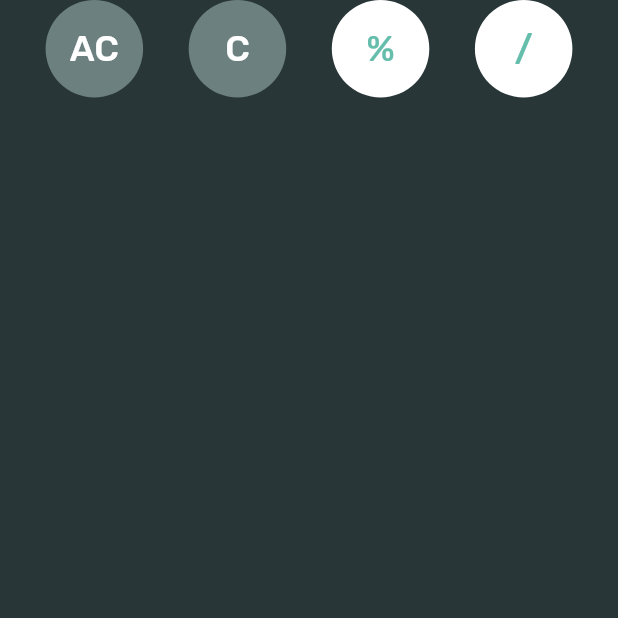
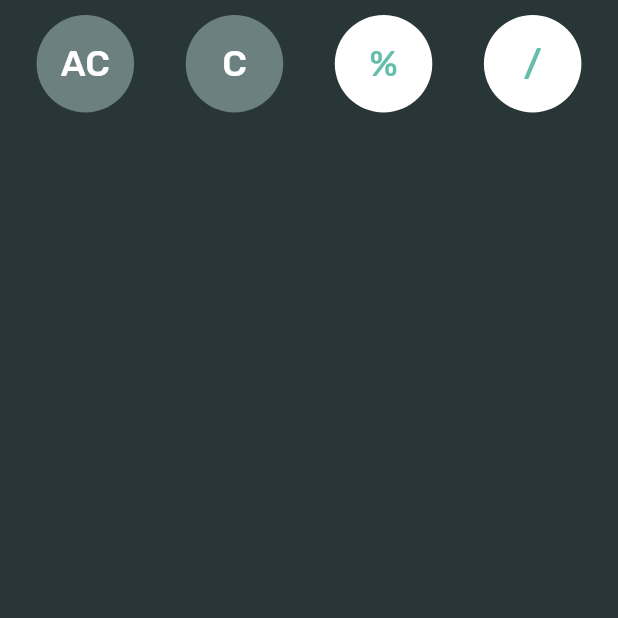
Before and after one commit to octoi/flutter-calculator, a Flutter app: the screen it shows after launch, on a phone screen of 412 x 824 dp, the top half of it. Run offline on Flutter 3.47's test engine with Material 2 defaults, Android fonts, the phone set to English and light mode, and no system bars; our stand-ins replace google_fonts.

Commit message:
wrapped in container and margin

```diff
--- a/lib/widgets/CalcButton.dart
+++ b/lib/widgets/CalcButton.dart
@@ -17,7 +17,8 @@ class CalcButton extends StatelessWidget {
 
   @override
   Widget build(BuildContext context) {
-    return SizedBox(
+    return Container(
+      margin: EdgeInsets.all(10.0),
       width: 65.0,
       height: 65.0,
       child: FlatButton(
```
